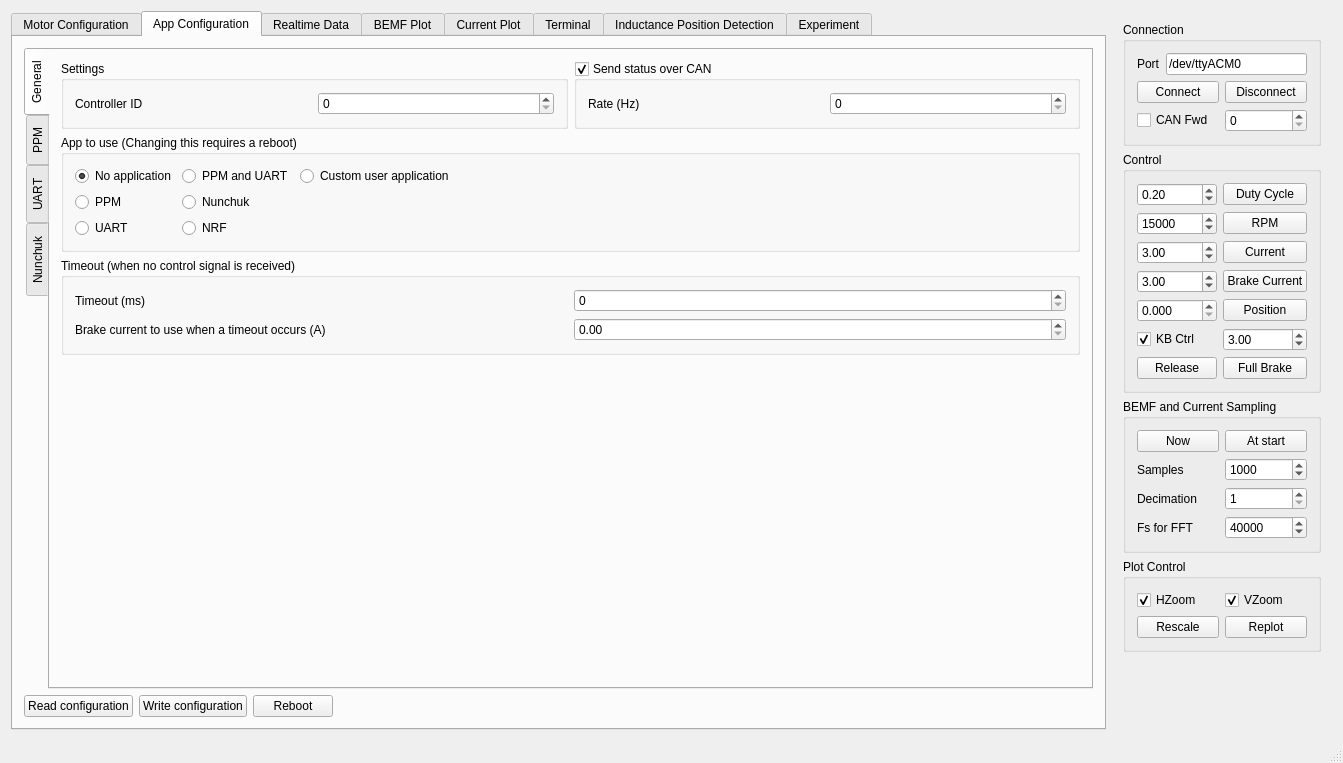
The window that mainwindow.ui (vedderb/bldc-tool) describes before a commit, drawn with Qt 5.
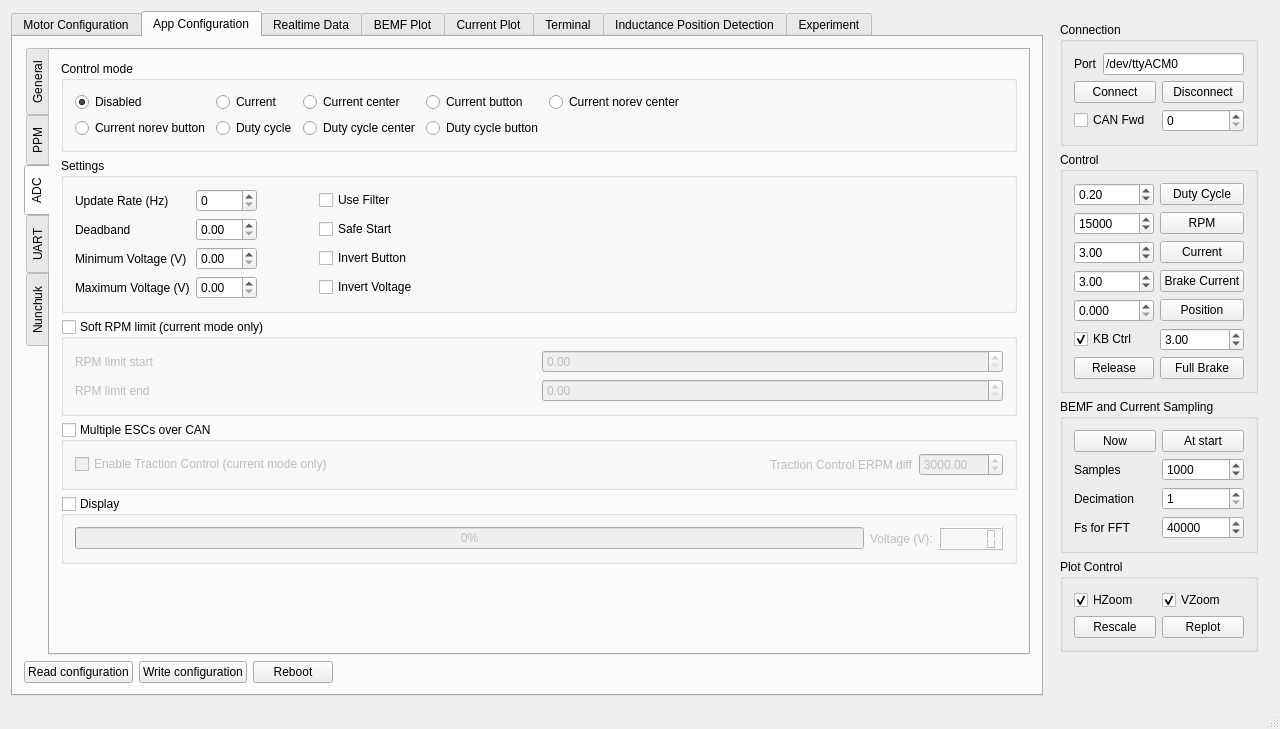
The same window after the commit. The open tabs and pages were chosen to show the change. Custom widgets are drawn as their Qt base class.

Commit message: ADC app added, FW version read and checked, feedback on various actions using the connected label, spelling fixes

```diff
--- a/mainwindow.ui
+++ b/mainwindow.ui
@@ -6,8 +6,8 @@
    <rect>
     <x>0</x>
     <y>0</y>
-    <width>1343</width>
-    <height>763</height>
+    <width>1280</width>
+    <height>729</height>
    </rect>
   </property>
   <property name="sizePolicy">
@@ -1333,6 +1333,9 @@
                   <property name="checkable">
                    <bool>true</bool>
                   </property>
+                  <property name="checked">
+                   <bool>false</bool>
+                  </property>
                   <layout class="QGridLayout" name="gridLayout_25">
                    <item row="0" column="0">
                     <widget class="QLabel" name="label_12">
@@ -1361,58 +1364,72 @@
                 <layout class="QHBoxLayout" name="horizontalLayout_33">
                  <item>
                   <layout class="QGridLayout" name="gridLayout_22">
-                   <item row="0" column="0">
-                    <widget class="QRadioButton" name="appconfUseNoAppButton">
-                     <property name="text">
-                      <string>No application</string>
-                     </property>
-                     <property name="checked">
-                      <bool>true</bool>
-                     </property>
-                    </widget>
-                   </item>
-                   <item row="0" column="1">
-                    <widget class="QRadioButton" name="appconfUsePpmUartButton">
-                     <property name="text">
-                      <string>PPM and UART</string>
-                     </property>
-                    </widget>
-                   </item>
                    <item row="1" column="0">
-                    <widget class="QRadioButton" name="appconfUsePpmButton">
-                     <property name="text">
-                      <string>PPM</string>
-                     </property>
-                    </widget>
-                   </item>
-                   <item row="1" column="1">
-                    <widget class="QRadioButton" name="appconfUseNunchukButton">
-                     <property name="text">
-                      <string>Nunchuk</string>
-                     </property>
-                    </widget>
-                   </item>
-                   <item row="2" column="0">
                     <widget class="QRadioButton" name="appconfUseUartButton">
                      <property name="text">
                       <string>UART</string>
                      </property>
                     </widget>
                    </item>
-                   <item row="2" column="1">
-                    <widget class="QRadioButton" name="appconfUseNrfButton">
+                   <item row="1" column="1">
+                    <widget class="QRadioButton" name="appconfUsePpmUartButton">
                      <property name="text">
                       <string>NRF</string>
                      </property>
                     </widget>
                    </item>
-                   <item row="0" column="2">
+                   <item row="2" column="2">
                     <widget class="QRadioButton" name="appconfUseCustomButton">
                      <property name="text">
                       <string>Custom user application</string>
                      </property>
                     </widget>
                    </item>
+                   <item row="0" column="0">
+                    <widget class="QRadioButton" name="appconfUseNoAppButton">
+                     <property name="text">
+                      <string>No app</string>
+                     </property>
+                     <property name="checked">
+                      <bool>true</bool>
+                     </property>
+                    </widget>
+                   </item>
+                   <item row="2" column="1">
+                    <widget class="QRadioButton" name="appconfUseNrfButton">
+                     <property name="text">
+                      <string>NRF</string>
+                     </property>
+                    </widget>
+                   </item>
+                   <item row="2" column="0">
+                    <widget class="QRadioButton" name="appconfUseNunchukButton">
+                     <property name="text">
+                      <string>Nunchuk</string>
+                     </property>
+                    </widget>
+                   </item>
+                   <item row="0" column="1">
+                    <widget class="QRadioButton" name="appconfUsePpmButton">
+                     <property name="text">
+                      <string>PPM</string>
+                     </property>
+                    </widget>
+                   </item>
+                   <item row="0" column="2">
+                    <widget class="QRadioButton" name="appconfUseAdcButton">
+                     <property name="text">
+                      <string>ADC</string>
+                     </property>
+                    </widget>
+                   </item>
+                   <item row="1" column="2">
+                    <widget class="QRadioButton" name="appconfUseAdcUartButton">
+                     <property name="text">
+                      <string>ADC and UART</string>
+                     </property>
+                    </widget>
+                   </item>
                   </layout>
                  </item>
                  <item>
@@ -1831,6 +1848,404 @@
               </item>
              </layout>
             </widget>
+            <widget class="QWidget" name="tab_22">
+             <attribute name="title">
+              <string>ADC</string>
+             </attribute>
+             <layout class="QVBoxLayout" name="verticalLayout_16">
+              <item>
+               <widget class="QGroupBox" name="groupBox_31">
+                <property name="title">
+                 <string>Control mode</string>
+                </property>
+                <layout class="QHBoxLayout" name="horizontalLayout_40">
+                 <item>
+                  <layout class="QGridLayout" name="gridLayout_30">
+                   <item row="0" column="3">
+                    <widget class="QRadioButton" name="appconfAdcCurrentButtonButton">
+                     <property name="text">
+                      <string>Current button</string>
+                     </property>
+                    </widget>
+                   </item>
+                   <item row="0" column="0">
+                    <widget class="QRadioButton" name="appconfAdcDisabledButton">
+                     <property name="text">
+                      <string>Disabled</string>
+                     </property>
+                     <property name="checked">
+                      <bool>true</bool>
+                     </property>
+                    </widget>
+                   </item>
+                   <item row="0" column="4">
+                    <widget class="QRadioButton" name="appconfAdcCurrentNorevCenterButton">
+                     <property name="text">
+                      <string>Current norev center</string>
+                     </property>
+                    </widget>
+                   </item>
+                   <item row="1" column="0">
+                    <widget class="QRadioButton" name="appconfAdcCurrentNorevButtonButton">
+                     <property name="text">
+                      <string>Current norev button</string>
+                     </property>
+                    </widget>
+                   </item>
+                   <item row="0" column="1">
+                    <widget class="QRadioButton" name="appconfAdcCurrentButton">
+                     <property name="text">
+                      <string>Current</string>
+                     </property>
+                     <property name="checked">
+                      <bool>false</bool>
+                     </property>
+                    </widget>
+                   </item>
+                   <item row="1" column="1">
+                    <widget class="QRadioButton" name="appconfAdcDutyCycleButton">
+                     <property name="text">
+                      <string>Duty cycle</string>
+                     </property>
+                    </widget>
+                   </item>
+                   <item row="1" column="2">
+                    <widget class="QRadioButton" name="appconfAdcDutyCycleCenterButton">
+                     <property name="text">
+                      <string>Duty cycle center</string>
+                     </property>
+                    </widget>
+                   </item>
+                   <item row="1" column="3">
+                    <widget class="QRadioButton" name="appconfAdcDutyCycleButtonButton">
+                     <property name="text">
+                      <string>Duty cycle button</string>
+                     </property>
+                    </widget>
+                   </item>
+                   <item row="0" column="2">
+                    <widget class="QRadioButton" name="appconfAdcCurrentCenterButton">
+                     <property name="text">
+                      <string>Current center</string>
+                     </property>
+                    </widget>
+                   </item>
+                  </layout>
+                 </item>
+                 <item>
+                  <spacer name="horizontalSpacer_16">
+                   <property name="orientation">
+                    <enum>Qt::Horizontal</enum>
+                   </property>
+                   <property name="sizeHint" stdset="0">
+                    <size>
+                     <width>411</width>
+                     <height>20</height>
+                    </size>
+                   </property>
+                  </spacer>
+                 </item>
+                </layout>
+               </widget>
+              </item>
+              <item>
+               <widget class="QGroupBox" name="groupBox_33">
+                <property name="title">
+                 <string>Settings</string>
+                </property>
+                <layout class="QGridLayout" name="gridLayout_33">
+                 <item row="0" column="1">
+                  <widget class="QSpinBox" name="appconfAdcUpdateRateBox">
+                   <property name="maximum">
+                    <number>10000</number>
+                   </property>
+                   <property name="singleStep">
+                    <number>10</number>
+                   </property>
+                  </widget>
+                 </item>
+                 <item row="2" column="0">
+                  <widget class="QLabel" name="label_77">
+                   <property name="text">
+                    <string>Minimum Voltage (V)</string>
+                   </property>
+                  </widget>
+                 </item>
+                 <item row="3" column="1">
+                  <widget class="QDoubleSpinBox" name="appconfAdcVoltageEndBox">
+                   <property name="maximum">
+                    <double>20.000000000000000</double>
+                   </property>
+                   <property name="singleStep">
+                    <double>0.100000000000000</double>
+                   </property>
+                  </widget>
+                 </item>
+                 <item row="1" column="1">
+                  <widget class="QDoubleSpinBox" name="appconfAdcHystBox">
+                   <property name="maximum">
+                    <double>1.000000000000000</double>
+                   </property>
+                   <property name="singleStep">
+                    <double>0.050000000000000</double>
+                   </property>
+                  </widget>
+                 </item>
+                 <item row="3" column="0">
+                  <widget class="QLabel" name="label_75">
+                   <property name="text">
+                    <string>Maximum Voltage (V)</string>
+                   </property>
+                  </widget>
+                 </item>
+                 <item row="2" column="3">
+                  <widget class="QCheckBox" name="appconfAdcInvertButtonBox">
+                   <property name="text">
+                    <string>Invert Button</string>
+                   </property>
+                  </widget>
+                 </item>
+                 <item row="0" column="4">
+                  <spacer name="horizontalSpacer_18">
+                   <property name="orientation">
+                    <enum>Qt::Horizontal</enum>
+                   </property>
+                   <property name="sizeHint" stdset="0">
+                    <size>
+                     <width>40</width>
+                     <height>20</height>
+                    </size>
+                   </property>
+                  </spacer>
+                 </item>
+                 <item row="0" column="0">
+                  <widget class="QLabel" name="label_78">
+                   <property name="text">
+                    <string>Update Rate (Hz)</string>
+                   </property>
+                  </widget>
+                 </item>
+                 <item row="1" column="3">
+                  <widget class="QCheckBox" name="appconfAdcSafeStartBox">
+                   <property name="toolTip">
+                    <string>&lt;html&gt;&lt;head/&gt;&lt;body&gt;&lt;p&gt;Don't give throttle unless the received output has been 0 for at leas 50 pulses. The counter is reset on boot, every time a new configuration is loaded and when a timeout occurs.&lt;/p&gt;&lt;/body&gt;&lt;/html&gt;</string>
+                   </property>
+                   <property name="text">
+                    <string>Safe Start</string>
+                   </property>
+                  </widget>
+                 </item>
+                 <item row="1" column="0">
+                  <widget class="QLabel" name="label_76">
+                   <property name="text">
+                    <string>Deadband</string>
+                   </property>
+                  </widget>
+                 </item>
+                 <item row="2" column="1">
+                  <widget class="QDoubleSpinBox" name="appconfAdcVoltageStartBox">
+                   <property name="maximum">
+                    <double>10.000000000000000</double>
+                   </property>
+                   <property name="singleStep">
+                    <double>0.100000000000000</double>
+                   </property>
+                  </widget>
+                 </item>
+                 <item row="3" column="3">
+                  <widget class="QCheckBox" name="appconfAdcInvertVoltageBox">
+                   <property name="text">
+                    <string>Invert Voltage</string>
+                   </property>
+                  </widget>
+                 </item>
+                 <item row="0" column="3">
+                  <widget class="QCheckBox" name="appconfAdcFilterBox">
+                   <property name="toolTip">
+                    <string>&lt;html&gt;&lt;head/&gt;&lt;body&gt;&lt;p&gt;Use a median filter to reject niose. This will introduce one sample delay.&lt;/p&gt;&lt;/body&gt;&lt;/html&gt;</string>
+                   </property>
+                   <property name="text">
+                    <string>Use Filter</string>
+                   </property>
+                  </widget>
+                 </item>
+                 <item row="0" column="2">
+                  <widget class="QWidget" name="widget" native="true">
+                   <property name="minimumSize">
+                    <size>
+                     <width>50</width>
+                     <height>0</height>
+                    </size>
+                   </property>
+                  </widget>
+                 </item>
+                </layout>
+               </widget>
+              </item>
+              <item>
+               <widget class="QGroupBox" name="appconfAdcRpmLimBox">
+                <property name="title">
+                 <string>Soft RPM limit (current mode only)</string>
+                </property>
+                <property name="checkable">
+                 <bool>true</bool>
+                </property>
+                <property name="checked">
+                 <bool>false</bool>
+                </property>
+                <layout class="QGridLayout" name="gridLayout_32">
+                 <item row="0" column="1">
+                  <widget class="QDoubleSpinBox" name="appconfAdcRpmLimStartBox">
+                   <property name="maximum">
+                    <double>200000.000000000000000</double>
+                   </property>
+                   <property name="singleStep">
+                    <double>100.000000000000000</double>
+                   </property>
+                  </widget>
+                 </item>
+                 <item row="0" column="0">
+                  <widget class="QLabel" name="label_73">
+                   <property name="text">
+                    <string>RPM limit start</string>
+                   </property>
+                  </widget>
+                 </item>
+                 <item row="1" column="0">
+                  <widget class="QLabel" name="label_74">
+                   <property name="text">
+                    <string>RPM limit end</string>
+                   </property>
+                  </widget>
+                 </item>
+                 <item row="1" column="1">
+                  <widget class="QDoubleSpinBox" name="appconfAdcRpmLimEndBox">
+                   <property name="maximum">
+                    <double>200000.000000000000000</double>
+                   </property>
+                   <property name="singleStep">
+                    <double>100.000000000000000</double>
+                   </property>
+                  </widget>
+                 </item>
+                </layout>
+               </widget>
+              </item>
+              <item>
+               <widget class="QGroupBox" name="appconfAdcMultiGroup">
+                <property name="title">
+                 <string>Multiple ESCs over CAN</string>
+                </property>
+                <property name="checkable">
+                 <bool>true</bool>
+                </property>
+                <property name="checked">
+                 <bool>false</bool>
+                </property>
+                <layout class="QHBoxLayout" name="horizontalLayout_41">
+                 <item>
+                  <widget class="QCheckBox" name="appconfAdcTcBox">
+                   <property name="text">
+                    <string>Enable Traction Control (current mode only)</string>
+                   </property>
+                   <property name="checked">
+                    <bool>false</bool>
+                   </property>
+                  </widget>
+                 </item>
+                 <item>
+                  <spacer name="horizontalSpacer_17">
+                   <property name="orientation">
+                    <enum>Qt::Horizontal</enum>
+                   </property>
+                   <property name="sizeHint" stdset="0">
+                    <size>
+                     <width>40</width>
+                     <height>20</height>
+                    </size>
+                   </property>
+                  </spacer>
+                 </item>
+                 <item>
+                  <widget class="QLabel" name="label_72">
+                   <property name="text">
+                    <string>Traction Control ERPM diff</string>
+                   </property>
+                  </widget>
+                 </item>
+                 <item>
+                  <widget class="QDoubleSpinBox" name="appconfAdcTcErpmBox">
+                   <property name="maximum">
+                    <double>100000.000000000000000</double>
+                   </property>
+                   <property name="value">
+                    <double>3000.000000000000000</double>
+                   </property>
+                  </widget>
+                 </item>
+                </layout>
+               </widget>
+              </item>
+              <item>
+               <widget class="QGroupBox" name="appconfAdcUpdateBox">
+                <property name="title">
+                 <string>Display</string>
+                </property>
+                <property name="checkable">
+                 <bool>true</bool>
+                </property>
+                <property name="checked">
+                 <bool>false</bool>
+                </property>
+                <layout class="QGridLayout" name="gridLayout_31">
+                 <item row="0" column="0">
+                  <widget class="QProgressBar" name="appconfAdcDecodedBar">
+                   <property name="minimum">
+                    <number>0</number>
+                   </property>
+                   <property name="maximum">
+                    <number>1000</number>
+                   </property>
+                   <property name="value">
+                    <number>0</number>
+                   </property>
+                   <property name="format">
+                    <string>%p%</string>
+                   </property>
+                  </widget>
+                 </item>
+                 <item row="0" column="2">
+                  <widget class="QLCDNumber" name="appconfAdcVoltageNumber">
+                   <property name="value" stdset="0">
+                    <double>0.000000000000000</double>
+                   </property>
+                  </widget>
+                 </item>
+                 <item row="0" column="1">
+                  <widget class="QLabel" name="label_79">
+                   <property name="text">
+                    <string>Voltage (V):</string>
+                   </property>
+                  </widget>
+                 </item>
+                </layout>
+               </widget>
+              </item>
+              <item>
+               <spacer name="verticalSpacer_14">
+                <property name="orientation">
+                 <enum>Qt::Vertical</enum>
+                </property>
+                <property name="sizeHint" stdset="0">
+                 <size>
+                  <width>20</width>
+                  <height>76</height>
+                 </size>
+                </property>
+               </spacer>
+              </item>
+             </layout>
+            </widget>
             <widget class="QWidget" name="tab_18">
              <attribute name="title">
               <string>UART</string>
```
Left out of the diff: 48 changed lines with no effect on the pictures. The commit also changes 4 other files.
